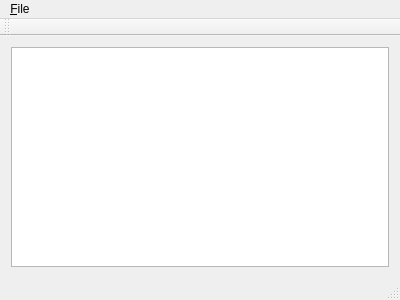
Above: cmainwindow.ui from birkeh/qtIPRange before the change. Below: the same form after it.
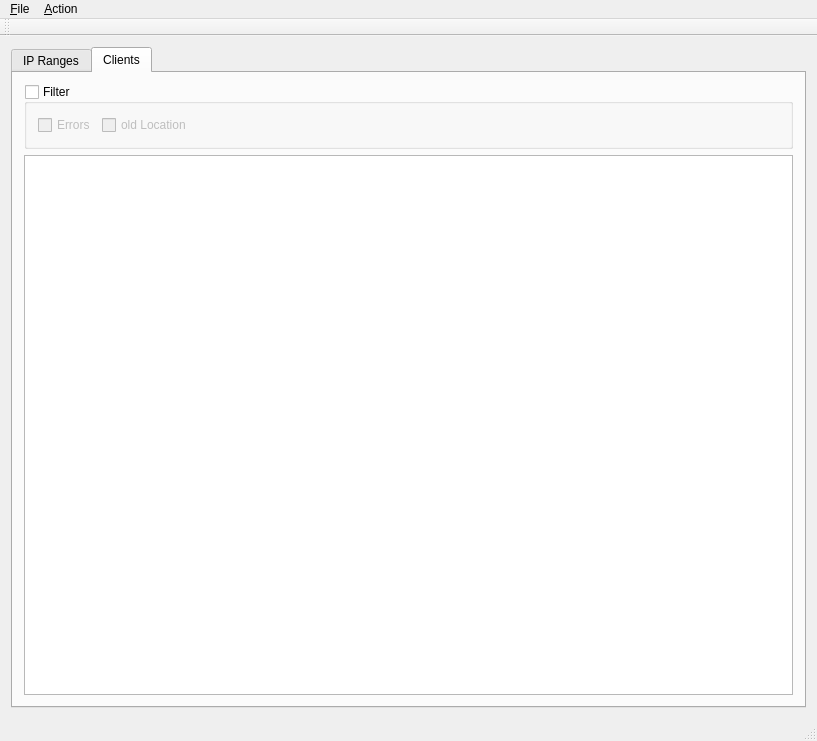
That is the form after the change. The open tabs and pages were chosen to show the change.

Patch:
```diff
--- a/cmainwindow.ui
+++ b/cmainwindow.ui
@@ -6,24 +6,118 @@
    <rect>
     <x>0</x>
     <y>0</y>
-    <width>400</width>
-    <height>300</height>
+    <width>817</width>
+    <height>741</height>
    </rect>
   </property>
   <property name="windowTitle">
    <string>cMainWindow</string>
   </property>
   <widget class="QWidget" name="centralWidget">
-   <layout class="QGridLayout" name="gridLayout">
+   <layout class="QGridLayout" name="gridLayout_4">
     <item row="0" column="0">
-     <widget class="QTreeView" name="m_lpIPRangeList">
-      <property name="contextMenuPolicy">
-       <enum>Qt::CustomContextMenu</enum>
-      </property>
-      <property name="alternatingRowColors">
-       <bool>true</bool>
-      </property>
-     </widget>
+     <layout class="QVBoxLayout" name="verticalLayout">
+      <item>
+       <widget class="QTabWidget" name="m_lpTab">
+        <property name="currentIndex">
+         <number>0</number>
+        </property>
+        <widget class="QWidget" name="m_lpIPRangesTab">
+         <attribute name="title">
+          <string>IP Ranges</string>
+         </attribute>
+         <layout class="QGridLayout" name="gridLayout">
+          <item row="0" column="0">
+           <widget class="QTreeView" name="m_lpIPRangeList">
+            <property name="contextMenuPolicy">
+             <enum>Qt::CustomContextMenu</enum>
+            </property>
+            <property name="alternatingRowColors">
+             <bool>true</bool>
+            </property>
+           </widget>
+          </item>
+         </layout>
+        </widget>
+        <widget class="QWidget" name="m_lpClientsTab">
+         <attribute name="title">
+          <string>Clients</string>
+         </attribute>
+         <layout class="QGridLayout" name="gridLayout_3">
+          <item row="0" column="0">
+           <layout class="QVBoxLayout" name="verticalLayout_2">
+            <item>
+             <widget class="QGroupBox" name="m_lpFilter">
+              <property name="title">
+               <string>Filter</string>
+              </property>
+              <property name="checkable">
+               <bool>true</bool>
+              </property>
+              <property name="checked">
+               <bool>false</bool>
+              </property>
+              <layout class="QGridLayout" name="gridLayout_2">
+               <item row="0" column="0">
+                <layout class="QHBoxLayout" name="horizontalLayout">
+                 <item>
+                  <widget class="QCheckBox" name="m_lpFilterError">
+                   <property name="enabled">
+                    <bool>false</bool>
+                   </property>
+                   <property name="text">
+                    <string>Errors</string>
+                   </property>
+                   <property name="tristate">
+                    <bool>true</bool>
+                   </property>
+                  </widget>
+                 </item>
+                 <item>
+                  <widget class="QCheckBox" name="m_lpFilterOldLocation">
+                   <property name="enabled">
+                    <bool>false</bool>
+                   </property>
+                   <property name="text">
+                    <string>old Location</string>
+                   </property>
+                  </widget>
+                 </item>
+                </layout>
+               </item>
+               <item row="0" column="1">
+                <spacer name="horizontalSpacer">
+                 <property name="orientation">
+                  <enum>Qt::Horizontal</enum>
+                 </property>
+                 <property name="sizeHint" stdset="0">
+                  <size>
+                   <width>40</width>
+                   <height>20</height>
+                  </size>
+                 </property>
+                </spacer>
+               </item>
+              </layout>
+             </widget>
+            </item>
+            <item>
+             <widget class="QTreeView" name="m_lpIPAddressList">
+              <property name="contextMenuPolicy">
+               <enum>Qt::CustomContextMenu</enum>
+              </property>
+              <property name="editTriggers">
+               <set>QAbstractItemView::NoEditTriggers</set>
+              </property>
+             </widget>
+            </item>
+           </layout>
+          </item>
+         </layout>
+        </widget>
+       </widget>
+      </item>
+     </layout>
     </item>
    </layout>
   </widget>
@@ -32,7 +126,7 @@
     <rect>
      <x>0</x>
      <y>0</y>
-     <width>400</width>
+     <width>817</width>
      <height>21</height>
     </rect>
    </property>
@@ -41,10 +135,19 @@
      <string>&amp;File</string>
     </property>
     <addaction name="m_lpMenuFileOpen"/>
-    <addaction name="m_lpMenuFileSave"/>
-    <addaction name="m_lpMenuFileSaveAs"/>
+    <addaction name="actionLoad_clients_from_DB"/>
+    <addaction name="actionReload_location_list"/>
+    <addaction name="menuImport"/>
+    <addaction name="menuExport"/>
+   </widget>
+   <widget class="QMenu" name="m_lpMenuAction">
+    <property name="title">
+     <string>&amp;Action</string>
+    </property>
+    <addaction name="m_lpMenuQctionVerify"/>
    </widget>
    <addaction name="m_lpMenuFile"/>
+   <addaction name="m_lpMenuAction"/>
   </widget>
   <widget class="QToolBar" name="mainToolBar">
    <attribute name="toolBarArea">
```
Left out of the diff: 63 changed lines with no effect on the pictures.
